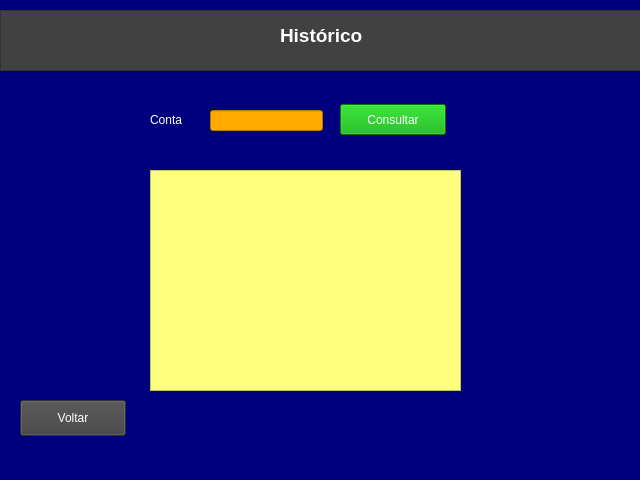
Old version of the form Projeto_Conta/telas/historico.ui in the repository elievelton/Git.
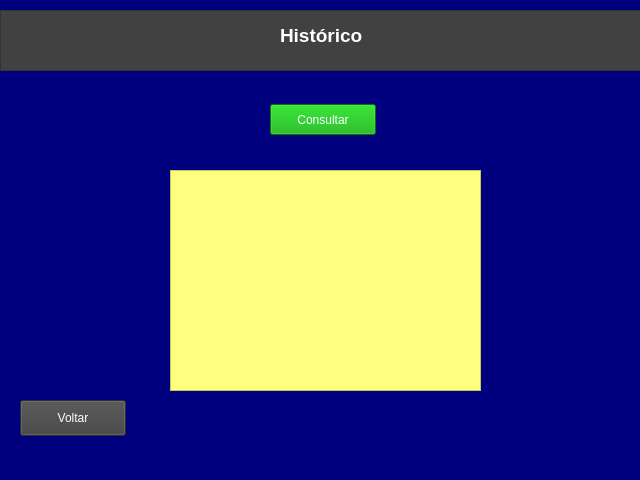
New version of the form.

```diff
--- a/Projeto_Conta/telas/historico.ui
+++ b/Projeto_Conta/telas/historico.ui
@@ -20,7 +20,7 @@
    <widget class="QPushButton" name="pushButton">
     <property name="geometry">
      <rect>
-      <x>340</x>
+      <x>270</x>
       <y>104</y>
       <width>106</width>
       <height>31</height>
@@ -76,22 +76,6 @@
      </property>
     </widget>
    </widget>
-   <widget class="QLabel" name="label_2">
-    <property name="geometry">
-     <rect>
-      <x>150</x>
-      <y>110</y>
-      <width>63</width>
-      <height>20</height>
-     </rect>
-    </property>
-    <property name="styleSheet">
-     <string notr="true">color: rgb(255, 255, 255);</string>
-    </property>
-    <property name="text">
-     <string>Conta</string>
-    </property>
-   </widget>
    <widget class="QPushButton" name="pushButton_2">
     <property name="geometry">
      <rect>
@@ -112,7 +96,7 @@
    <widget class="QTextBrowser" name="textBrowser">
     <property name="geometry">
      <rect>
-      <x>150</x>
+      <x>170</x>
       <y>170</y>
       <width>311</width>
       <height>221</height>
@@ -123,19 +107,6 @@
 color: rgb(0, 0, 0);</string>
     </property>
    </widget>
-   <widget class="QLineEdit" name="lineEdit">
-    <property name="geometry">
-     <rect>
-      <x>210</x>
-      <y>110</y>
-      <width>113</width>
-      <height>21</height>
-     </rect>
-    </property>
-    <property name="styleSheet">
-     <string notr="true">background-color: rgb(255, 170, 0);</string>
-    </property>
-   </widget>
   </widget>
   <widget class="QStatusBar" name="statusbar"/>
  </widget>
```
